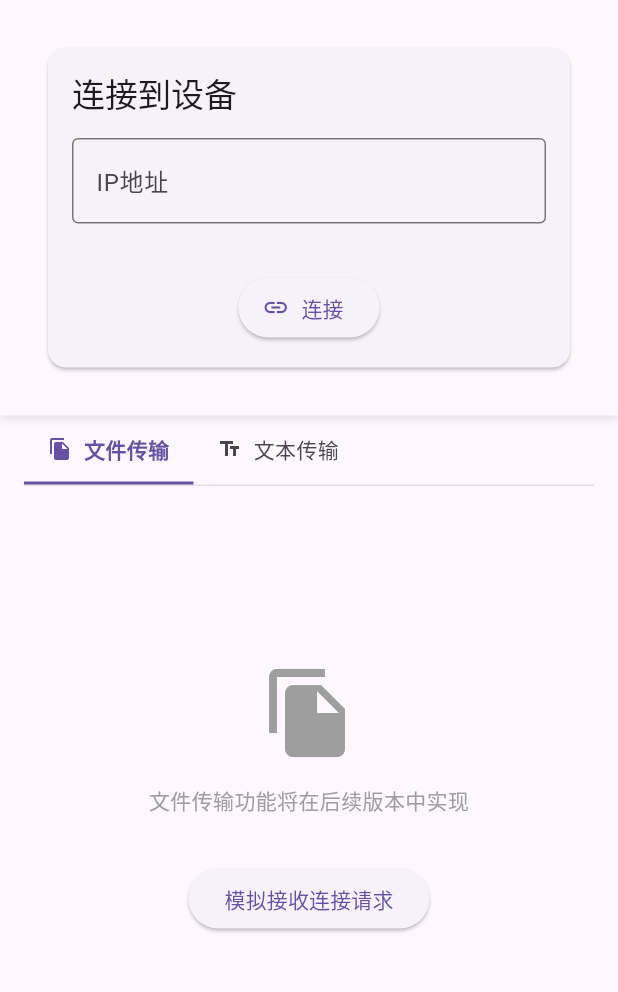
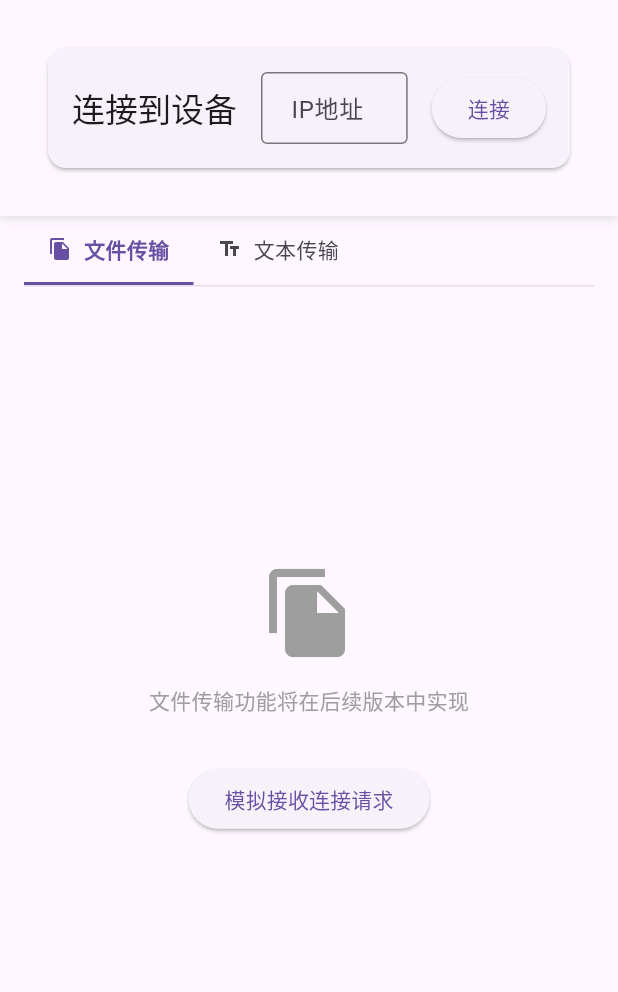
Before and after one commit to Q-Bug4/bifrost_transfer, a Flutter app: the screen it shows after launch, on a phone screen of 412 x 824 dp, the part 123-1115 px from its top. Run offline on Flutter 3.47's test engine with Material 3 defaults, Android fonts, the phone set to English and light mode, and no system bars; our stand-ins replace device_info_plus, get_it.

Commit message:
feat: Optimize connection UI layout and improve space utilization
- Refactor ConnectionFormWidget to use horizontal row layout
- Place IP address input, text, and connection button in a single row
- Adjust input field width using Expanded widget
- Update UI tests to verify new horizontal layout
- Add design and product requirement documents for connection UI update

```diff
--- a/lib/ui/widgets/connection_form_widget.dart
+++ b/lib/ui/widgets/connection_form_widget.dart
@@ -33,7 +33,8 @@ class _ConnectionFormWidgetState extends State<ConnectionFormWidget> {
     final connectionState = Provider.of<ConnectionStateNotifier>(context);
     final connectionStatus = connectionState.connectionState.status;
     final isConnecting = connectionStatus == ConnectionStatus.connecting;
-    final isAwaitingConfirmation = connectionStatus == ConnectionStatus.awaitingConfirmation;
+    final isAwaitingConfirmation =
+        connectionStatus == ConnectionStatus.awaitingConfirmation;
     final isConnected = connectionStatus == ConnectionStatus.connected;
     final hasFailed = connectionStatus == ConnectionStatus.failed;
 
@@ -45,19 +46,26 @@ class _ConnectionFormWidgetState extends State<ConnectionFormWidget> {
           crossAxisAlignment: CrossAxisAlignment.start,
           mainAxisSize: MainAxisSize.min,
           children: [
+            Row(
+              children: [
                 Text(
                   '连接到设备',
                   style: Theme.of(context).textTheme.titleLarge,
                 ),
-            const SizedBox(height: 16.0),
-            // IP地址输入框始终可见
-            TextFormField(
+                const SizedBox(width: 16.0),
+                Expanded(
+                  flex: 2,
+                  child: TextFormField(
                     controller: _ipAddressController,
                     decoration: InputDecoration(
                       labelText: 'IP地址',
                       hintText: '输入目标设备的IP地址',
                       errorText: _ipError,
                       border: const OutlineInputBorder(),
+                      contentPadding: const EdgeInsets.symmetric(
+                        vertical: 12.0,
+                        horizontal: 16.0,
+                      ),
                     ),
                     keyboardType: TextInputType.number,
                     inputFormatters: [
@@ -68,34 +76,34 @@ class _ConnectionFormWidgetState extends State<ConnectionFormWidget> {
                         _ipError = null;
                       });
                     },
-              enabled: !(isConnecting || isAwaitingConfirmation), // 连接中或等待确认时禁用输入
+                    enabled: !(isConnecting || isAwaitingConfirmation),
                   ),
-            const SizedBox(height: 16.0),
-
-            // 根据连接状态显示不同的内容
+                ),
+                const SizedBox(width: 16.0),
+                ElevatedButton(
+                  onPressed: (isConnecting || isAwaitingConfirmation)
+                      ? () => _cancelConnection(connectionState)
+                      : () => _connect(connectionState),
+                  child: Text(
+                    (isConnecting || isAwaitingConfirmation) ? '取消' : '连接',
+                  ),
+                ),
+              ],
+            ),
             if (isConnecting || isAwaitingConfirmation)
-              _buildConnectingStatus(context, connectionState)
-            else if (isConnected)
-              _buildConnectedStatus(context, connectionState)
-            else if (hasFailed)
-              _buildFailedMessage(context),
-
-            // 根据连接状态显示不同的按钮
-            const SizedBox(height: 16.0),
-            Center(
-              child: isConnecting || isAwaitingConfirmation
-                ? ElevatedButton.icon(
-                    icon: const Icon(Icons.cancel),
-                    label: const Text('取消'),
-                    onPressed: () => connectionState.cancelConnection(),
-                  )
-                : ElevatedButton.icon(
-                    icon: const Icon(Icons.link),
-                    label: const Text('连接'),
-                    onPressed: isConnected
-                      ? () => connectionState.disconnect()
-                      : () => _connect(connectionState),
+              Padding(
+                padding: const EdgeInsets.only(top: 16.0),
+                child: _buildConnectingStatus(context, connectionState),
               ),
+            if (isConnected)
+              Padding(
+                padding: const EdgeInsets.only(top: 16.0),
+                child: _buildConnectedStatus(context, connectionState),
+              ),
+            if (hasFailed)
+              Padding(
+                padding: const EdgeInsets.only(top: 16.0),
+                child: _buildFailedMessage(context),
               ),
           ],
         ),
@@ -104,7 +112,8 @@ class _ConnectionFormWidgetState extends State<ConnectionFormWidget> {
   }
 
   /// 构建连接中状态的UI
-  Widget _buildConnectingStatus(BuildContext context, ConnectionStateNotifier connectionState) {
+  Widget _buildConnectingStatus(
+      BuildContext context, ConnectionStateNotifier connectionState) {
     final status = connectionState.connectionState.status;
     final pairingCode = connectionState.connectionState.pairingCode;
     final targetIp = connectionState.connectionState.remoteIpAddress;
@@ -134,7 +143,8 @@ class _ConnectionFormWidgetState extends State<ConnectionFormWidget> {
   }
 
   /// 构建已连接状态的UI
-  Widget _buildConnectedStatus(BuildContext context, ConnectionStateNotifier connectionState) {
+  Widget _buildConnectedStatus(
+      BuildContext context, ConnectionStateNotifier connectionState) {
     final remoteDeviceName = connectionState.connectionState.remoteDeviceName;
     final remoteIp = connectionState.connectionState.remoteIpAddress;
 
@@ -203,4 +213,8 @@ class _ConnectionFormWidgetState extends State<ConnectionFormWidget> {
       }
     }
   }
+
+  void _cancelConnection(ConnectionStateNotifier connectionState) {
+    connectionState.cancelConnection();
   }
+}
```
Also changed, not shown: 3 other files. Lines whose indentation alone changed are shown as unchanged.
